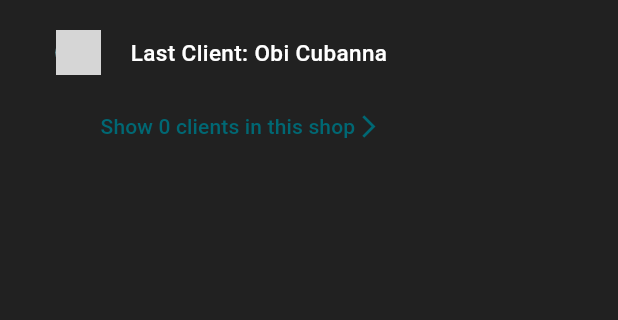
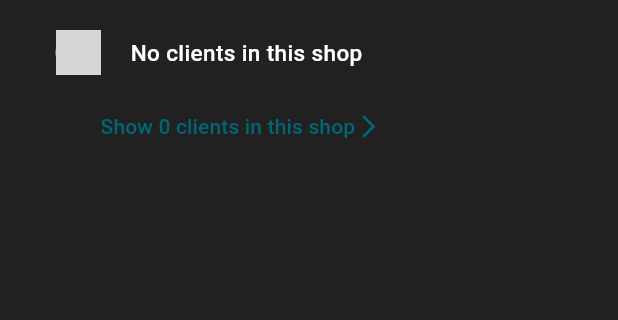
Before and after one commit to SpielerEinzig/zanna-clothing, a Flutter app: the ShopCard widget shown alone on an empty page, opened directly with empty values, on a phone screen of 412 x 824 dp, the part 120-440 px from its top. Run offline on Flutter 3.47's test engine with Material 2 defaults, Android fonts, the light colour scheme and no system bars; our stand-ins replace cloud_firestore, firebase_auth, firebase_core, firebase_storage, image_picker, photo_view; accounts and stored records are empty; network calls fail; grey boxes are pictures that could not be loaded.

Commit message:
updated last client text

```diff
--- a/lib/src/widgets/shop_card.dart
+++ b/lib/src/widgets/shop_card.dart
@@ -1,5 +1,6 @@
 import 'package:flutter/material.dart';
 import 'package:provider/provider.dart';
+import 'package:zannas_clothing/src/models/client_model.dart';
 import 'package:zannas_clothing/src/models/shop_model.dart';
 import 'package:zannas_clothing/src/provider/client_provider.dart';
 import 'package:zannas_clothing/src/screens/shops/shop_details.dart';
@@ -101,7 +102,7 @@ class ShopCard extends StatelessWidget {
                 ],
               ),
               const SizedBox(height: 20),
-              const Row(
+              Row(
                 children: [
                   SizedBox(width: 17),
                   CircleAvatar(
@@ -110,14 +111,21 @@ class ShopCard extends StatelessWidget {
                   ),
                   SizedBox(width: 20),
                   Expanded(
-                    child: Text(
-                      "Last Client: Obi Cubanna",
-                      style: TextStyle(
-                        fontSize: 15,
-                        fontWeight: FontWeight.w500,
-                        color: Colors.white,
-                      ),
-                    ),
+                    child: Consumer<ClientProvider>(
+                        builder: (context, clients, child) {
+                      List<ClientModel> clientList =
+                          clients.getClientsInShop(shop.id);
+                      return Text(
+                        clientList.isEmpty
+                            ? "No clients in this shop"
+                            : "Last Client: ${clientList.first.name}",
+                        style: TextStyle(
+                          fontSize: 15,
+                          fontWeight: FontWeight.w500,
+                          color: Colors.white,
+                        ),
+                      );
+                    }),
                   ),
                 ],
               ),
```
